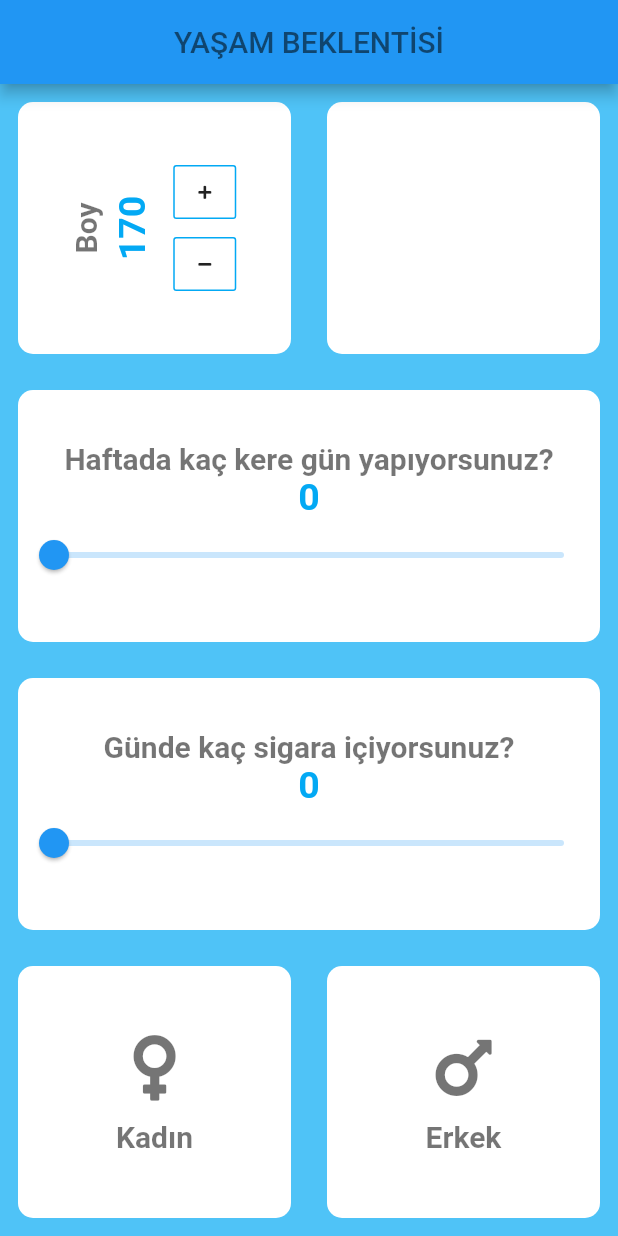
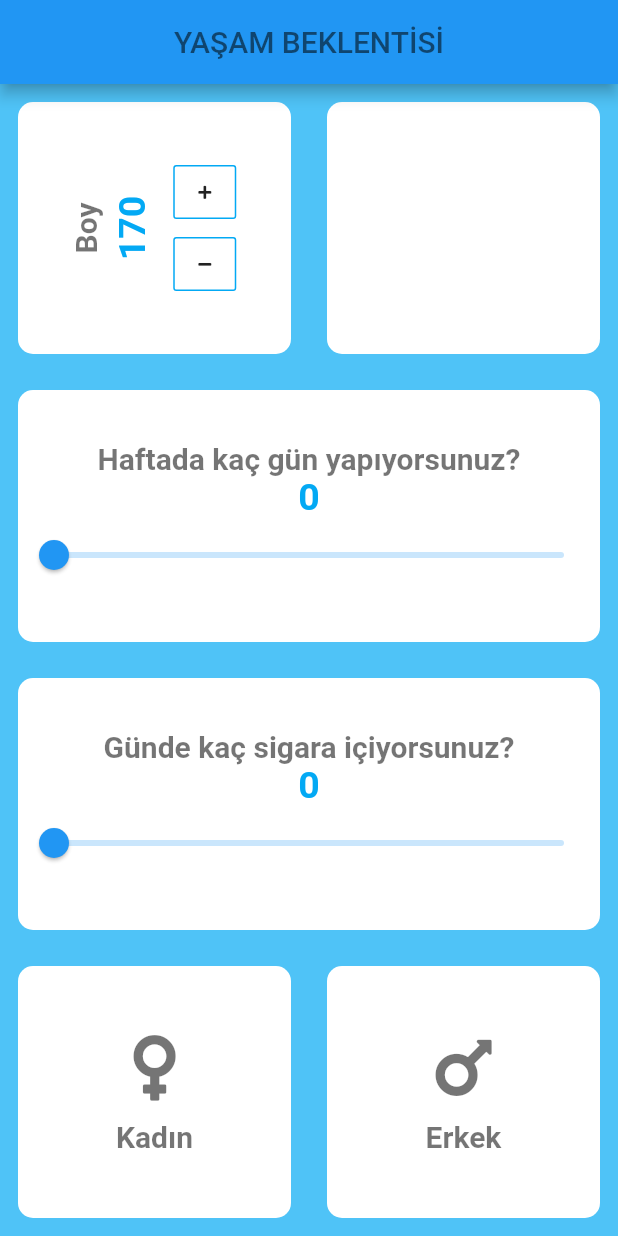
Before and after one commit to cugurel/Flutter_Life_Time, a Flutter app: the screen it shows after launch, on a phone screen of 412 x 824 dp. Run offline on Flutter 3.47's test engine with Material 2 defaults, Android fonts, the phone set to English and light mode, and no system bars; our stand-ins replace font_awesome_flutter.

Commit message:
Text Updated

```diff
--- a/lib/input_page.dart
+++ b/lib/input_page.dart
@@ -114,7 +114,7 @@ class _InputPageState extends State<InputPage> {
                 mainAxisAlignment: MainAxisAlignment.center,
                 children: <Widget>[
                   Text(
-                    "Haftada kaç kere gün yapıyorsunuz?",
+                    "Haftada kaç gün yapıyorsunuz?",
                     style: TextStyle(
                         color: Colors.black54,
                         fontSize: 20,
```
